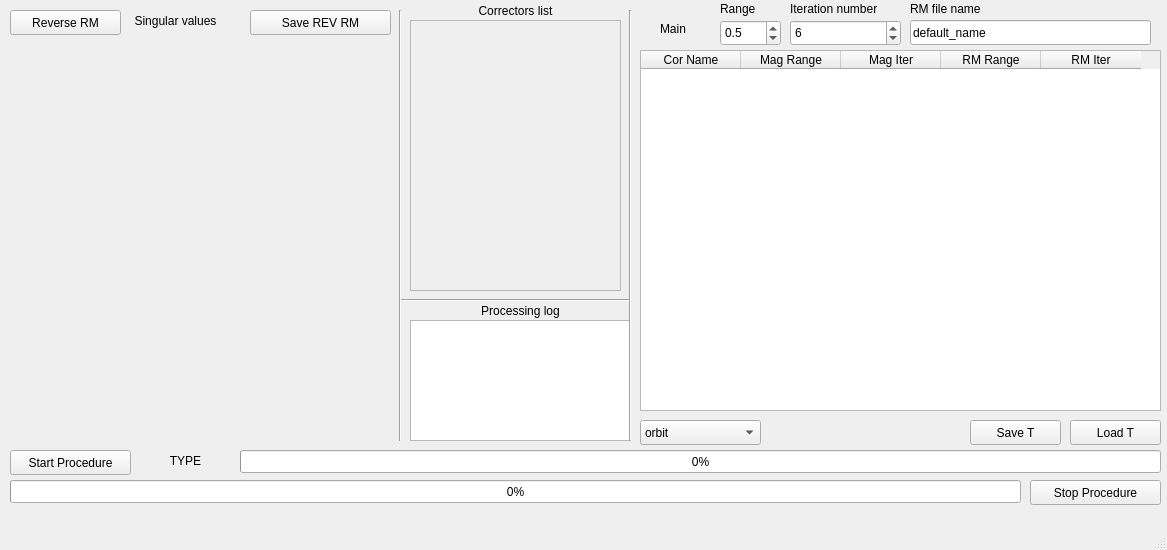
vitaliibalakin/c_orbit, file rma_proc/uis/rma_main_window.ui: the form before one commit.
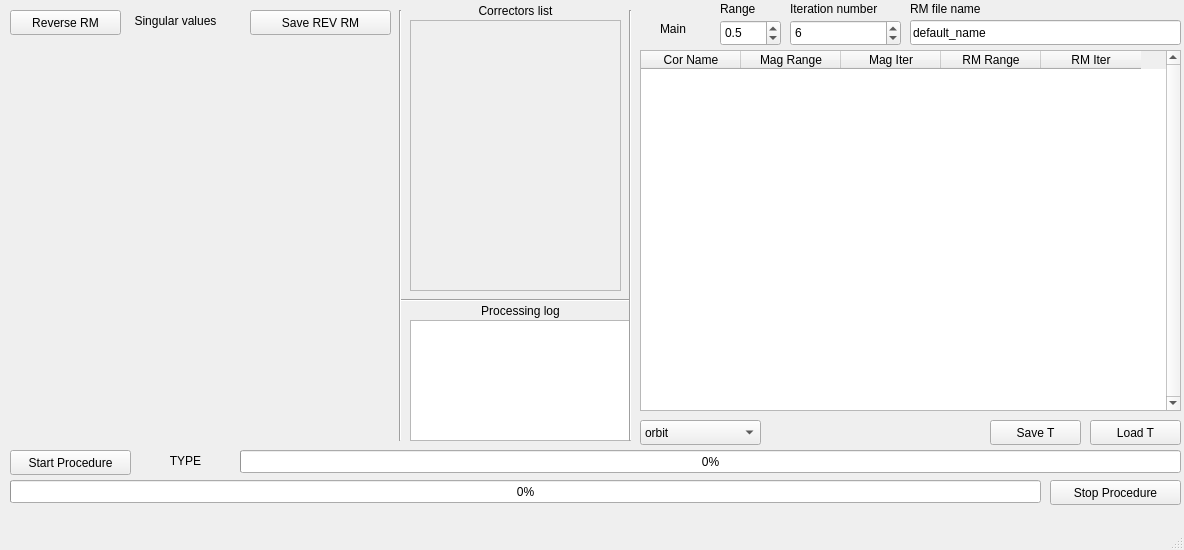
The form after the commit.

```diff
--- a/rma_proc/uis/rma_main_window.ui
+++ b/rma_proc/uis/rma_main_window.ui
@@ -6,7 +6,7 @@
    <rect>
     <x>0</x>
     <y>0</y>
-    <width>1167</width>
+    <width>1184</width>
     <height>550</height>
    </rect>
   </property>
@@ -19,7 +19,7 @@
      <rect>
       <x>10</x>
       <y>480</y>
-      <width>1011</width>
+      <width>1031</width>
       <height>23</height>
      </rect>
     </property>
@@ -133,7 +133,7 @@
    <widget class="QPushButton" name="btn_stop_proc">
     <property name="geometry">
      <rect>
-      <x>1030</x>
+      <x>1050</x>
       <y>480</y>
       <width>131</width>
       <height>25</height>
@@ -200,7 +200,7 @@
      <rect>
       <x>910</x>
       <y>20</y>
-      <width>241</width>
+      <width>271</width>
       <height>25</height>
      </rect>
     </property>
@@ -261,10 +261,16 @@
      <rect>
       <x>640</x>
       <y>50</y>
-      <width>521</width>
+      <width>541</width>
       <height>361</height>
      </rect>
     </property>
+    <property name="verticalScrollBarPolicy">
+     <enum>Qt::ScrollBarAlwaysOn</enum>
+    </property>
+    <property name="horizontalScrollBarPolicy">
+     <enum>Qt::ScrollBarAsNeeded</enum>
+    </property>
     <column>
      <property name="text">
       <string>Cor Name</string>
@@ -296,7 +302,7 @@
      <rect>
       <x>240</x>
       <y>450</y>
-      <width>921</width>
+      <width>941</width>
       <height>23</height>
      </rect>
     </property>
@@ -362,7 +368,7 @@
    <widget class="QPushButton" name="btn_load_table">
     <property name="geometry">
      <rect>
-      <x>1070</x>
+      <x>1090</x>
       <y>420</y>
       <width>91</width>
       <height>25</height>
@@ -375,7 +381,7 @@
    <widget class="QPushButton" name="btn_save_table">
     <property name="geometry">
      <rect>
-      <x>970</x>
+      <x>990</x>
       <y>420</y>
       <width>91</width>
       <height>25</height>
```
Left out of the diff: 4 changed lines with no effect on the pictures.
